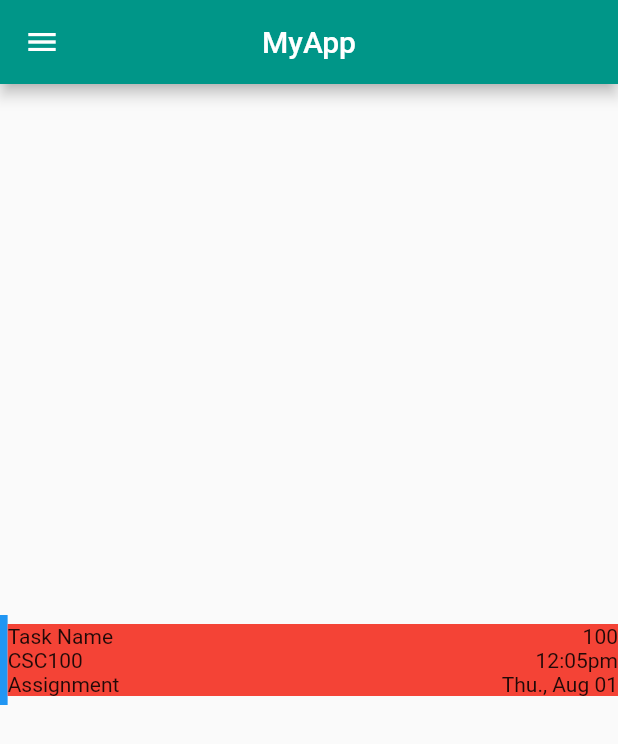
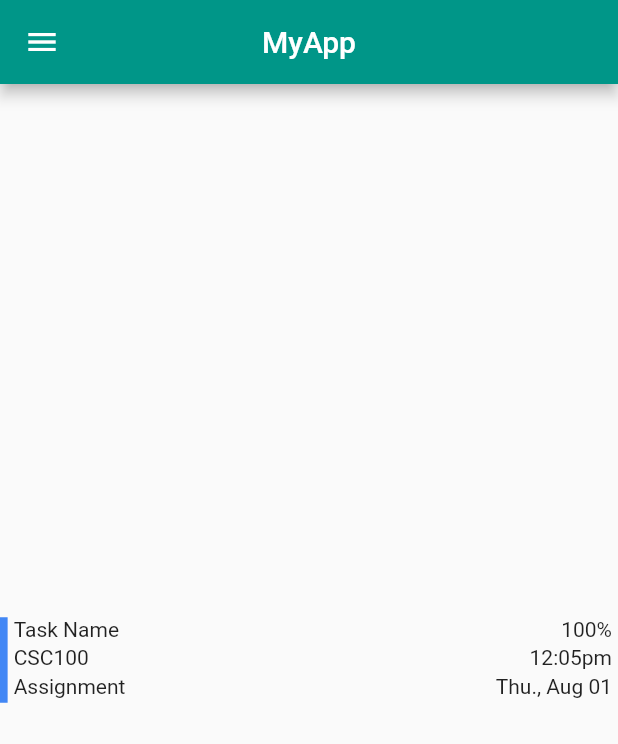
Before and after one commit to owais635/Planner_Flutter_Web, a Flutter app: the screen it shows after launch, on a phone screen of 412 x 824 dp. Shown: the top 744 px of the screen. Run offline on Flutter 3.47's test engine with Material 2 defaults, Android fonts, the phone set to English and light mode, and no system bars; missing offline and left inert: flutter_web; Roboto replaces fonts that are missing (RobotoMono).

Commit message:
finished task item ui

```diff
--- a/lib/main.dart
+++ b/lib/main.dart
@@ -1,6 +1,6 @@
 import 'package:flutter_web/material.dart';
 
-import './widgets/task.dart';
+import './widgets/task_item.dart';
 
 void main() => runApp(MyApp());
 
@@ -41,7 +41,7 @@ class MyWebsite extends StatelessWidget {
           ],
         ),
       ),
-      body: Center(child: Task()
+      body: Center(child: TaskItem()
 
           // Column(
           //   mainAxisAlignment: MainAxisAlignment.center,
--- a/lib/widgets/task.dart
+++ /dev/null
@@ -1,60 +0,0 @@
-import 'package:flutter_web/material.dart';
-
-class Task extends StatelessWidget {
-  final String name = 'Task Name';
-  final String course = "CSC100";
-  final int progress = 100;
-  final String type = "Assignment";
-  final String time = "12:05pm";
-  final String date = "Thu., Aug 01";
-
-  Widget build(BuildContext context) {
-    return Column(
-      mainAxisSize: MainAxisSize.min,
-      children: <Widget>[
-        Row(
-          // mainAxisSize: MainAxisSize.max,
-          children: <Widget>[
-            Expanded(
-                flex: 1,
-                child:
-                Container(
-                  color: Colors.blue,
-                  // alignment: Alignment.center,
-                  padding: const EdgeInsets.symmetric(vertical: 30),
-                )),
-            Expanded(
-                flex: 80,
-                child: Container(
-                    color: Colors.red,
-                    child: Column(
-                      children: <Widget>[
-                        Row(
-                          mainAxisAlignment: MainAxisAlignment.spaceBetween,
-                          children: <Widget>[
-                            Text(name),
-                            Text(progress.toString()),
-                          ],
-                        ),
-                        Row(
-                          mainAxisAlignment: MainAxisAlignment.spaceBetween,
-                          children: <Widget>[
-                            Text(course),
-                            Text(time),
-                          ],
-                        ),
-                        Row(
-                          mainAxisAlignment: MainAxisAlignment.spaceBetween,
-                          children: <Widget>[
-                            Text(type),
-                            Text(date),
-                          ],
-                        ),
-                      ],
-                    )))
-          ],
-        )
-      ],
-    );
-  }
-}
--- /dev/null
+++ b/lib/widgets/task_item.dart
@@ -0,0 +1,72 @@
+import 'package:flutter_web/material.dart';
+
+class TaskItem extends StatelessWidget {
+  final String name = 'Task Name';
+  final String course = "CSC100";
+  final int progress = 100;
+  final String type = "Assignment";
+  final String time = "12:05pm";
+  final String date = "Thu., Aug 01";
+  final courseColor = "#4287f5";
+
+  static final rowPadding = EdgeInsets.only(bottom: 3, right: 4, left: 4);
+
+  // No native way to use hex colours.
+  // https://stackoverflow.com/a/53905427
+  static convertHexColour (String hexColor){
+    hexColor = hexColor.toUpperCase().replaceAll("#", "");
+    if (hexColor.length == 6) {
+      hexColor = "FF" + hexColor;
+    }
+    return Color(int.parse(hexColor, radix: 16));
+  }
+
+  Widget build(BuildContext context) {
+    return IntrinsicHeight(
+        child: Row(
+      // mainAxisSize: MainAxisSize.max,
+      children: <Widget>[
+        Expanded(
+            flex: 1,
+            child: Container(
+              color: convertHexColour(courseColor),
+              // alignment: Alignment.center,
+              padding: const EdgeInsets.symmetric(vertical: 10),
+            )),
+        Expanded(
+            flex: 80,
+            child: Column(
+              children: <Widget>[
+                Padding(
+                    padding: rowPadding,
+                    child: Row(
+                      mainAxisAlignment: MainAxisAlignment.spaceBetween,
+                      children: <Widget>[
+                        Text(name),
+                        Text(progress.toString() + "%"),
+                      ],
+                    )),
+                Padding(
+                    padding: rowPadding,
+                    child: Row(
+                      mainAxisAlignment: MainAxisAlignment.spaceBetween,
+                      children: <Widget>[
+                        Text(course),
+                        Text(time),
+                      ],
+                    )),
+                Padding(
+                    padding: rowPadding,
+                    child: Row(
+                      mainAxisAlignment: MainAxisAlignment.spaceBetween,
+                      children: <Widget>[
+                        Text(type),
+                        Text(date),
+                      ],
+                    )),
+              ],
+            ))
+      ],
+    ));
+  }
+}
```
